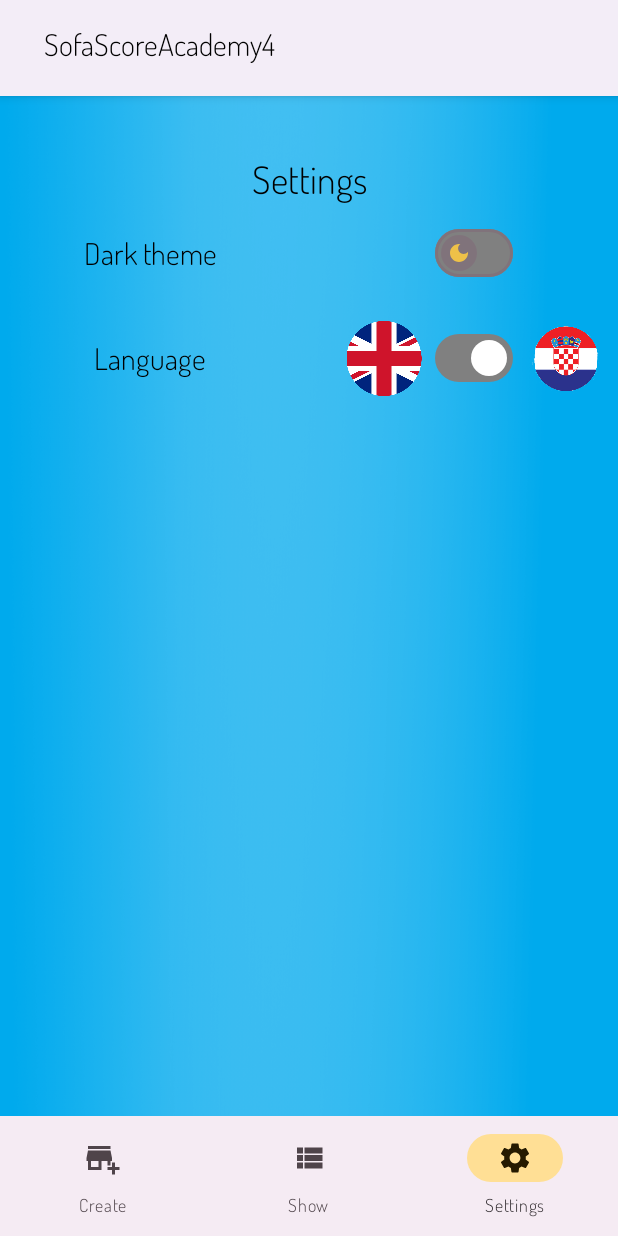
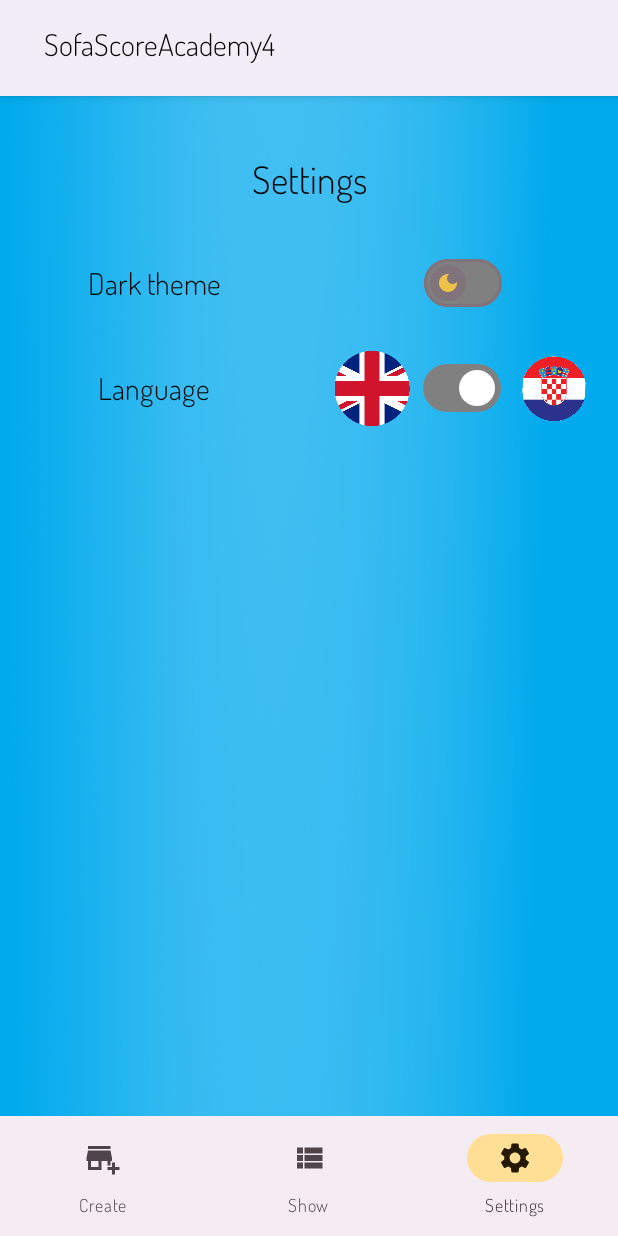
Before and after one commit to renatorak20/SofaScoreAcademy4, an Android app: the SettingsFragment screen opened through its navigation route, on a phone screen of 412 x 824 dp. Run offline under Robolectric (Android 15) with nearby library versions, the phone set to English and light mode, and no system bars; our stand-ins replace navigation-ui; 1 statement that could not run was skipped.

Commit message:
Added preference constants, fixed settings layout, moved demo objects to viewModel.

```diff
--- a/app/src/main/java/com/renato/sofascoreacademy4/ui/fragments/SettingsFragment.kt
+++ b/app/src/main/java/com/renato/sofascoreacademy4/ui/fragments/SettingsFragment.kt
@@ -4,6 +4,7 @@ import android.content.Context
 import android.content.SharedPreferences
 import android.content.res.Configuration
 import android.os.Bundle
+import android.util.Log
 import android.view.LayoutInflater
 import android.view.View
 import android.view.ViewGroup
--- a/app/src/main/res/layout/fragment_settings.xml
+++ b/app/src/main/res/layout/fragment_settings.xml
@@ -11,7 +11,8 @@
         android:layout_marginTop="30dp"
         android:layout_width="match_parent"
         android:layout_height="50dp"
-        android:orientation="horizontal">
+        android:orientation="horizontal"
+        android:layout_marginBottom="20dp">
 
         <TextView
             android:layout_width="match_parent"
@@ -22,73 +23,71 @@
 
     </LinearLayout>
 
-    <androidx.constraintlayout.widget.ConstraintLayout
+    <LinearLayout
         android:layout_width="match_parent"
         android:layout_height="50dp"
         android:orientation="horizontal"
         android:layout_marginBottom="20dp">
 
         <TextView
-            android:layout_width="200dp"
+            android:layout_width="0dp"
+            android:layout_weight="1"
             android:layout_height="match_parent"
             android:gravity="center"
             android:text="@string/dark_theme"
-            android:textSize="20sp"
-            app:layout_constraintEnd_toStartOf="@+id/themeSwitch"
-            app:layout_constraintHorizontal_bias="0.0"
-            app:layout_constraintStart_toStartOf="parent"
-            tools:layout_editor_absoluteY="0dp"/>
+            android:textSize="20sp" />
 
-        <com.google.android.material.materialswitch.MaterialSwitch
-            android:id="@+id/themeSwitch"
+        <FrameLayout
             android:layout_width="0dp"
-            android:layout_height="match_parent"
-            android:layout_marginEnd="70dp"
             android:layout_weight="1"
-            android:checked="false"
-            app:thumbIconTint="@color/md_theme_dark_secondary"
-            app:trackTint="@color/switch_grey"
-            app:thumbIcon="@drawable/ic_baseline_dark_mode_24"
-            app:layout_constraintEnd_toEndOf="parent"/>
+            android:layout_height="match_parent">
 
-    </androidx.constraintlayout.widget.ConstraintLayout>
+            <com.google.android.material.materialswitch.MaterialSwitch
+                android:id="@+id/themeSwitch"
+                android:layout_width="wrap_content"
+                android:layout_height="match_parent"
+                android:checked="false"
+                android:layout_gravity="center"
+                app:thumbIcon="@drawable/ic_baseline_dark_mode_24"
+                app:thumbIconTint="@color/md_theme_dark_secondary"
+                app:trackTint="@color/switch_grey" />
+        </FrameLayout>
 
-    <androidx.constraintlayout.widget.ConstraintLayout
+    </LinearLayout>
+
+    <LinearLayout
         android:layout_width="match_parent"
         android:layout_height="50dp"
         android:orientation="horizontal"
         android:layout_marginBottom="20dp">
 
         <TextView
-            android:layout_width="200dp"
+            android:layout_width="0dp"
+            android:layout_weight="1"
             android:layout_height="match_parent"
             android:gravity="center"
             android:text="@string/language"
-            android:textSize="20sp"
-            app:layout_constraintEnd_toStartOf="@+id/linearLayout2"
-            app:layout_constraintHorizontal_bias="0.0"
-            app:layout_constraintStart_toStartOf="parent"
-            tools:layout_editor_absoluteY="0dp" />
+            android:textSize="20sp"/>
+
+        <FrameLayout
+            android:layout_width="0dp"
+            android:layout_weight="1"
+            android:layout_height="match_parent">
 
         <LinearLayout
-            android:id="@+id/linearLayout2"
-            android:layout_width="wrap_content"
-            android:layout_height="wrap_content"
-            android:orientation="horizontal"
-            app:layout_constraintEnd_toEndOf="parent"
-            app:layout_constraintTop_toTopOf="parent">
+            android:layout_width="match_parent"
+            android:layout_height="match_parent"
+            android:gravity="center">
 
             <ImageView
                 android:layout_width="68dp"
                 android:layout_height="wrap_content"
-                android:layout_marginEnd="0dp"
-                android:src="@drawable/uk_flag" />
+                android:src="@drawable/uk_flag"/>
 
             <com.google.android.material.materialswitch.MaterialSwitch
                 android:id="@+id/languageSwitch"
-                android:layout_width="0dp"
+                android:layout_width="wrap_content"
                 android:layout_height="match_parent"
-                android:layout_weight="1"
                 android:checked="false"
                 app:thumbIconTint="@color/md_theme_dark_secondary"
                 app:trackTint="@color/switch_grey" />
@@ -100,6 +99,7 @@
 
         </LinearLayout>
 
+        </FrameLayout>
 
-    </androidx.constraintlayout.widget.ConstraintLayout>
+    </LinearLayout>
 </LinearLayout>
--- a/app/src/main/res/values/strings.xml
+++ b/app/src/main/res/values/strings.xml
@@ -2,6 +2,7 @@
     <string name="app_name" translatable="false">SofaScoreAcademy4</string>
     <string name="create_title">Create</string>
     <string name="show_title">Show</string>
+    <string name="settings">Settings</string>
 
     <string name="name">Name</string>
     <string name="address">Address</string>
@@ -49,23 +50,9 @@
 
     <string name="companies_empty">You dont have any companies added!</string>
 
-    <string name="settings">Settings</string>
+
     <string name="dark_theme">Dark theme</string>
     <string name="language">Language</string>
 
     <string name="package_name">com.renato.sofascoreacademy4</string>
-    <!-- Preference Titles -->
-    <string name="messages_header">Messages</string>
-    <string name="sync_header">Sync</string>
-
-    <!-- Messages Preferences -->
-    <string name="signature_title">Your signature</string>
-    <string name="reply_title">Default reply action</string>
-
-    <!-- Sync Preferences -->
-    <string name="sync_title">Sync email periodically</string>
-    <string name="attachment_title">Download incoming attachments</string>
-    <string name="attachment_summary_on">Automatically download attachments for incoming emails
-    </string>
-    <string name="attachment_summary_off">Only download attachments when manually requested</string>
 </resources>
```
Also changed, not shown: 1 other file.
